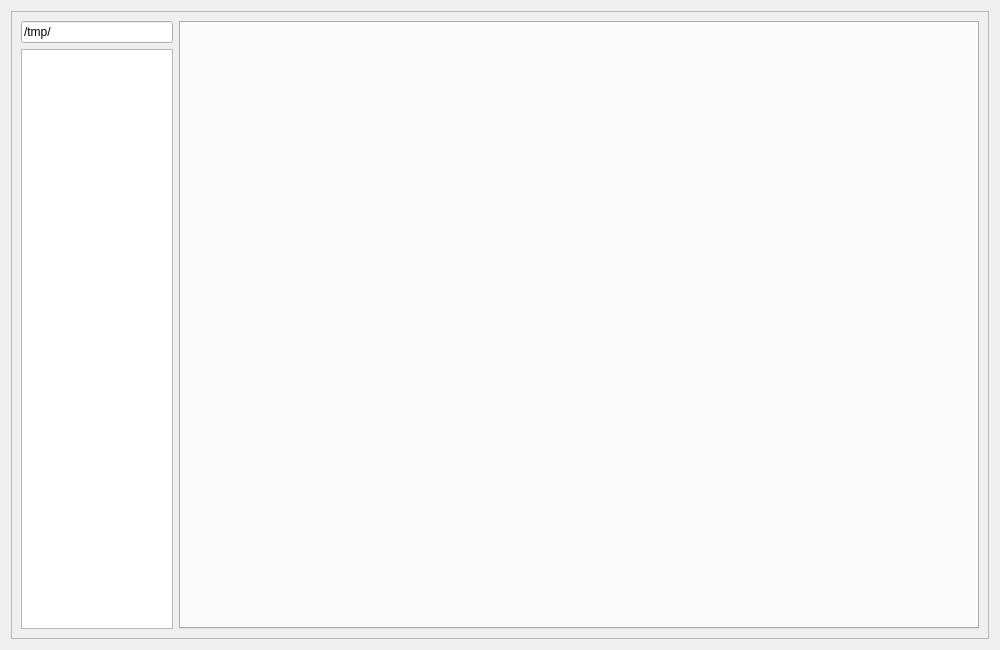
Before: the Qt Designer form main.ui in HugoValim/hdf5_view, drawn with Qt 5.
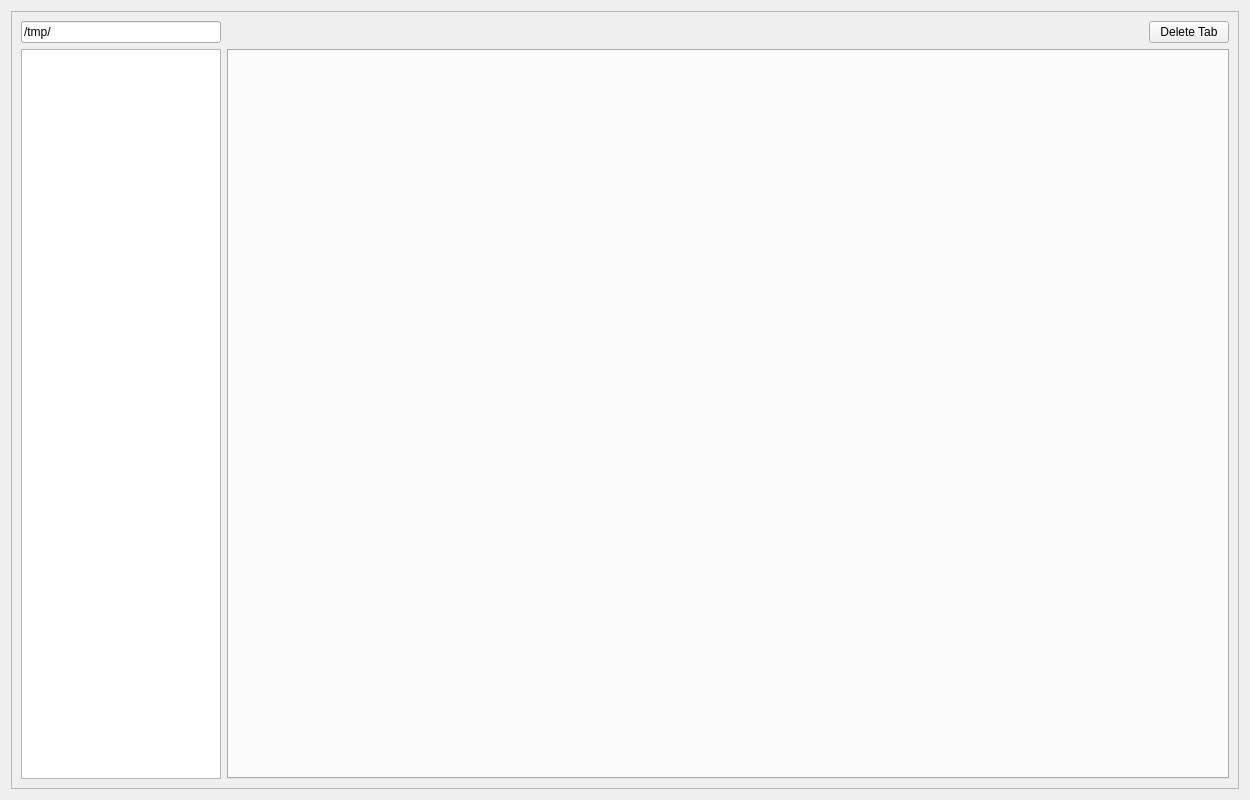
After: the same form once the commit is applied.

```diff
--- a/main.ui
+++ b/main.ui
@@ -6,10 +6,16 @@
    <rect>
     <x>0</x>
     <y>0</y>
-    <width>1000</width>
-    <height>650</height>
+    <width>1250</width>
+    <height>800</height>
    </rect>
   </property>
+  <property name="sizePolicy">
+   <sizepolicy hsizetype="Fixed" vsizetype="Fixed">
+    <horstretch>0</horstretch>
+    <verstretch>0</verstretch>
+   </sizepolicy>
+  </property>
   <property name="windowTitle">
    <string>Form</string>
   </property>
@@ -28,6 +34,9 @@
         <property name="leftMargin">
          <number>0</number>
         </property>
+        <property name="topMargin">
+         <number>0</number>
+        </property>
         <item>
          <layout class="QVBoxLayout" name="verticalLayout_6">
           <item>
@@ -56,16 +65,51 @@
          </layout>
         </item>
         <item>
+         <layout class="QVBoxLayout" name="verticalLayout_4">
+          <property name="leftMargin">
+           <number>0</number>
+          </property>
+          <property name="topMargin">
+           <number>0</number>
+          </property>
+          <item>
+           <layout class="QHBoxLayout" name="horizontalLayout_2">
+            <property name="topMargin">
+             <number>0</number>
+            </property>
+            <item>
+             <spacer name="horizontalSpacer">
+              <property name="orientation">
+               <enum>Qt::Horizontal</enum>
+              </property>
+              <property name="sizeType">
+               <enum>QSizePolicy::Expanding</enum>
+              </property>
+              <property name="sizeHint" stdset="0">
+               <size>
+                <width>900</width>
+                <height>20</height>
+               </size>
+              </property>
+             </spacer>
+            </item>
+            <item>
+             <widget class="QPushButton" name="pushButton_delete_tab">
+              <property name="text">
+               <string>Delete Tab</string>
+              </property>
+              <property name="shortcut">
+               <string>Del</string>
+              </property>
+             </widget>
+            </item>
+           </layout>
+          </item>
+          <item>
          <widget class="QTabWidget" name="tabWidget">
-          <property name="sizePolicy">
-           <sizepolicy hsizetype="Expanding" vsizetype="Expanding">
-            <horstretch>0</horstretch>
-            <verstretch>0</verstretch>
-           </sizepolicy>
-          </property>
           <property name="minimumSize">
            <size>
-            <width>800</width>
+              <width>1000</width>
             <height>0</height>
            </size>
           </property>
@@ -75,13 +119,9 @@
             <height>16777215</height>
            </size>
           </property>
-          <property name="currentIndex">
-           <number>-1</number>
-          </property>
-          <property name="movable">
-           <bool>false</bool>
-          </property>
-         </widget>
+           </widget>
+          </item>
+         </layout>
         </item>
        </layout>
       </item>
```
Lines whose indentation alone changed are shown as unchanged.
